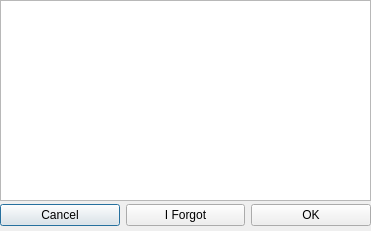
The window that src/citra_qt/swkbd.ui (grimtnt/citra) describes before a commit, drawn with Qt 5.
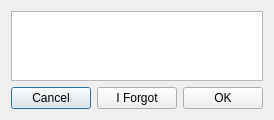
The same window after the commit.

Commit message: Misc UI fixes - Control Panel: fix dark theme bug - Swkbd: fix resize bug

```diff
--- a/src/citra_qt/swkbd.ui
+++ b/src/citra_qt/swkbd.ui
@@ -6,32 +6,18 @@
    <rect>
     <x>0</x>
     <y>0</y>
-    <width>371</width>
-    <height>231</height>
+    <width>257</width>
+    <height>120</height>
    </rect>
   </property>
   <property name="windowTitle">
    <string>Dialog</string>
   </property>
-  <widget class="QTextEdit" name="text">
-   <property name="geometry">
-    <rect>
-     <x>0</x>
-     <y>0</y>
-     <width>371</width>
-     <height>201</height>
-    </rect>
-   </property>
-  </widget>
-  <widget class="QWidget" name="horizontalLayoutWidget">
-   <property name="geometry">
-    <rect>
-     <x>0</x>
-     <y>200</y>
-     <width>371</width>
-     <height>31</height>
-    </rect>
-   </property>
+  <layout class="QVBoxLayout" name="verticalLayout">
+   <item>
+    <widget class="QTextEdit" name="text"/>
+   </item>
+   <item>
    <layout class="QHBoxLayout" name="horizontalLayout">
     <item>
      <widget class="QPushButton" name="button0">
@@ -55,7 +41,8 @@
      </widget>
     </item>
    </layout>
-  </widget>
+   </item>
+  </layout>
  </widget>
  <resources/>
  <connections/>
```
Lines whose indentation alone changed are shown as unchanged. The commit also changes 1 other file.
